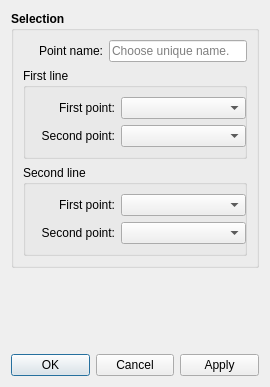
First picture: the form in src/libs/vtools/dialogs/tools/dialoglineintersect.ui, repository FashionFreedom/Seamly2D, before the edit.
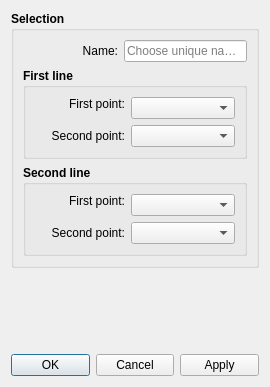
Second picture: the form after the edit. Icons and pictures are not drawn.

The edit to the form file:
```diff
--- a/src/libs/vtools/dialogs/tools/dialoglineintersect.ui
+++ b/src/libs/vtools/dialogs/tools/dialoglineintersect.ui
@@ -44,7 +44,6 @@
      <property name="font">
       <font>
        <pointsize>9</pointsize>
-       <weight>75</weight>
        <bold>true</bold>
       </font>
      </property>
@@ -64,19 +63,18 @@
           </property>
           <property name="minimumSize">
            <size>
-            <width>80</width>
+            <width>95</width>
             <height>0</height>
            </size>
           </property>
           <property name="font">
            <font>
             <pointsize>9</pointsize>
-            <weight>50</weight>
             <bold>false</bold>
            </font>
           </property>
           <property name="text">
-           <string>Point name:</string>
+           <string>Name:</string>
           </property>
           <property name="alignment">
            <set>Qt::AlignRight|Qt::AlignTrailing|Qt::AlignVCenter</set>
@@ -93,14 +91,13 @@
           </property>
           <property name="minimumSize">
            <size>
-            <width>135</width>
+            <width>80</width>
             <height>0</height>
            </size>
           </property>
           <property name="font">
            <font>
             <pointsize>9</pointsize>
-            <weight>50</weight>
             <bold>false</bold>
            </font>
           </property>
@@ -125,8 +122,7 @@
         <property name="font">
          <font>
           <pointsize>9</pointsize>
-          <weight>50</weight>
-          <bold>false</bold>
+          <bold>true</bold>
          </font>
         </property>
         <property name="title">
@@ -134,8 +130,11 @@
         </property>
         <layout class="QVBoxLayout" name="verticalLayout">
          <item>
-          <layout class="QHBoxLayout" name="horizontalLayout">
-           <item>
+          <layout class="QFormLayout" name="formLayout">
+           <property name="labelAlignment">
+            <set>Qt::AlignRight|Qt::AlignTrailing|Qt::AlignVCenter</set>
+           </property>
+           <item row="0" column="0">
             <widget class="QLabel" name="labelP1Line1">
              <property name="sizePolicy">
               <sizepolicy hsizetype="Fixed" vsizetype="Fixed">
@@ -145,14 +144,13 @@
              </property>
              <property name="minimumSize">
               <size>
-               <width>80</width>
+               <width>90</width>
                <height>0</height>
               </size>
              </property>
              <property name="font">
               <font>
                <pointsize>9</pointsize>
-               <weight>50</weight>
                <bold>false</bold>
               </font>
              </property>
@@ -164,7 +162,7 @@
              </property>
             </widget>
            </item>
-           <item>
+           <item row="0" column="1">
             <widget class="QComboBox" name="comboBoxP1Line1">
              <property name="sizePolicy">
               <sizepolicy hsizetype="Expanding" vsizetype="Fixed">
@@ -174,35 +172,29 @@
              </property>
              <property name="minimumSize">
               <size>
-               <width>125</width>
+               <width>80</width>
                <height>0</height>
               </size>
              </property>
              <property name="font">
               <font>
                <pointsize>9</pointsize>
-               <weight>50</weight>
                <bold>false</bold>
               </font>
              </property>
             </widget>
            </item>
-          </layout>
-         </item>
-         <item>
-          <layout class="QHBoxLayout" name="horizontalLayout_2">
-           <item>
+           <item row="1" column="0">
             <widget class="QLabel" name="labelP2Line1">
              <property name="minimumSize">
               <size>
-               <width>80</width>
+               <width>90</width>
                <height>0</height>
               </size>
              </property>
              <property name="font">
               <font>
                <pointsize>9</pointsize>
-               <weight>50</weight>
                <bold>false</bold>
               </font>
              </property>
@@ -214,7 +206,7 @@
              </property>
             </widget>
            </item>
-           <item>
+           <item row="1" column="1">
             <widget class="QComboBox" name="comboBoxP2Line1">
              <property name="sizePolicy">
               <sizepolicy hsizetype="Expanding" vsizetype="Fixed">
@@ -224,14 +216,13 @@
              </property>
              <property name="minimumSize">
               <size>
-               <width>125</width>
+               <width>80</width>
                <height>0</height>
               </size>
              </property>
              <property name="font">
               <font>
                <pointsize>9</pointsize>
-               <weight>50</weight>
                <bold>false</bold>
               </font>
              </property>
@@ -253,8 +244,7 @@
         <property name="font">
          <font>
           <pointsize>9</pointsize>
-          <weight>50</weight>
-          <bold>false</bold>
+          <bold>true</bold>
          </font>
         </property>
         <property name="title">
@@ -262,8 +252,11 @@
         </property>
         <layout class="QVBoxLayout" name="verticalLayout_2">
          <item>
-          <layout class="QHBoxLayout" name="horizontalLayout_3">
-           <item>
+          <layout class="QFormLayout" name="formLayout_2">
+           <property name="labelAlignment">
+            <set>Qt::AlignRight|Qt::AlignTrailing|Qt::AlignVCenter</set>
+           </property>
+           <item row="0" column="0">
             <widget class="QLabel" name="labelP1Line2">
              <property name="sizePolicy">
               <sizepolicy hsizetype="Fixed" vsizetype="Fixed">
@@ -273,14 +266,13 @@
              </property>
              <property name="minimumSize">
               <size>
-               <width>80</width>
+               <width>90</width>
                <height>0</height>
               </size>
              </property>
              <property name="font">
               <font>
                <pointsize>9</pointsize>
-               <weight>50</weight>
                <bold>false</bold>
               </font>
              </property>
@@ -292,7 +284,7 @@
              </property>
             </widget>
            </item>
-           <item>
+           <item row="0" column="1">
             <widget class="QComboBox" name="comboBoxP1Line2">
              <property name="sizePolicy">
               <sizepolicy hsizetype="Expanding" vsizetype="Fixed">
@@ -302,35 +294,29 @@
              </property>
              <property name="minimumSize">
               <size>
-               <width>125</width>
+               <width>80</width>
                <height>0</height>
               </size>
              </property>
              <property name="font">
               <font>
                <pointsize>9</pointsize>
-               <weight>50</weight>
                <bold>false</bold>
               </font>
              </property>
             </widget>
            </item>
-          </layout>
-         </item>
-         <item>
-          <layout class="QHBoxLayout" name="horizontalLayout_5">
-           <item>
+           <item row="1" column="0">
             <widget class="QLabel" name="labelP2Line2">
              <property name="minimumSize">
               <size>
-               <width>80</width>
+               <width>90</width>
                <height>0</height>
               </size>
              </property>
              <property name="font">
               <font>
                <pointsize>9</pointsize>
-               <weight>50</weight>
                <bold>false</bold>
               </font>
              </property>
@@ -342,7 +328,7 @@
              </property>
             </widget>
            </item>
-           <item>
+           <item row="1" column="1">
             <widget class="QComboBox" name="comboBoxP2Line2">
              <property name="sizePolicy">
               <sizepolicy hsizetype="Expanding" vsizetype="Fixed">
@@ -352,14 +338,13 @@
              </property>
              <property name="minimumSize">
               <size>
-               <width>125</width>
+               <width>80</width>
                <height>0</height>
               </size>
              </property>
              <property name="font">
               <font>
                <pointsize>9</pointsize>
-               <weight>50</weight>
                <bold>false</bold>
               </font>
              </property>
```
